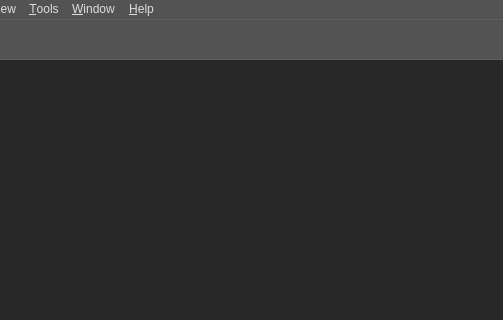
The window that resource/gui/GUI.ui (dthung1602/NetworkVisualization) describes before a commit, drawn with Qt 5; both pictures show x 90 to 593 and y 0 to 320 of the 1366 by 836 pixel window.
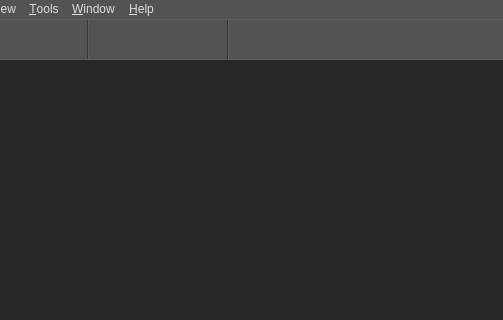
The same window after the commit. Icons and pictures are not drawn.

Patch:
```diff
--- a/resource/gui/GUI.ui
+++ b/resource/gui/GUI.ui
@@ -143,7 +143,7 @@
     <widget class="QToolButton" name="zoom_in_btn">
      <property name="geometry">
       <rect>
-       <x>222</x>
+       <x>190</x>
        <y>6</y>
        <width>32</width>
        <height>32</height>
@@ -190,7 +190,7 @@
     <widget class="QToolButton" name="zoom_out_btn">
      <property name="geometry">
       <rect>
-       <x>265</x>
+       <x>233</x>
        <y>6</y>
        <width>32</width>
        <height>32</height>
@@ -234,7 +234,7 @@
     <widget class="QToolButton" name="zoom_reset_btn">
      <property name="geometry">
       <rect>
-       <x>308</x>
+       <x>276</x>
        <y>6</y>
        <width>32</width>
        <height>32</height>
@@ -322,7 +322,7 @@
     <widget class="QToolButton" name="graph_btn">
      <property name="geometry">
       <rect>
-       <x>351</x>
+       <x>333</x>
        <y>6</y>
        <width>32</width>
        <height>32</height>
@@ -671,7 +671,7 @@
     <widget class="QToolButton" name="constraint_btn">
      <property name="geometry">
       <rect>
-       <x>394</x>
+       <x>376</x>
        <y>6</y>
        <width>32</width>
        <height>32</height>
@@ -715,7 +715,7 @@
     <widget class="QToolButton" name="add_attribute_btn">
      <property name="geometry">
       <rect>
-       <x>438</x>
+       <x>419</x>
        <y>6</y>
        <width>32</width>
        <height>32</height>
@@ -759,7 +759,7 @@
     <widget class="QToolButton" name="real_time_btn">
      <property name="geometry">
       <rect>
-       <x>481</x>
+       <x>462</x>
        <y>6</y>
        <width>32</width>
        <height>32</height>
@@ -804,6 +804,38 @@
       </size>
      </property>
     </widget>
+    <widget class="Line" name="line">
+     <property name="geometry">
+      <rect>
+       <x>170</x>
+       <y>0</y>
+       <width>16</width>
+       <height>41</height>
+      </rect>
+     </property>
+     <property name="styleSheet">
+      <string notr="true">background-color: #535353</string>
+     </property>
+     <property name="orientation">
+      <enum>Qt::Vertical</enum>
+     </property>
+    </widget>
+    <widget class="Line" name="line_4">
+     <property name="geometry">
+      <rect>
+       <x>310</x>
+       <y>0</y>
+       <width>16</width>
+       <height>41</height>
+      </rect>
+     </property>
+     <property name="styleSheet">
+      <string notr="true"/>
+     </property>
+     <property name="orientation">
+      <enum>Qt::Vertical</enum>
+     </property>
+    </widget>
    </widget>
    <widget class="Line" name="line_3">
     <property name="geometry">
```
Left out of the diff: 54 changed lines with no effect on the pictures.
